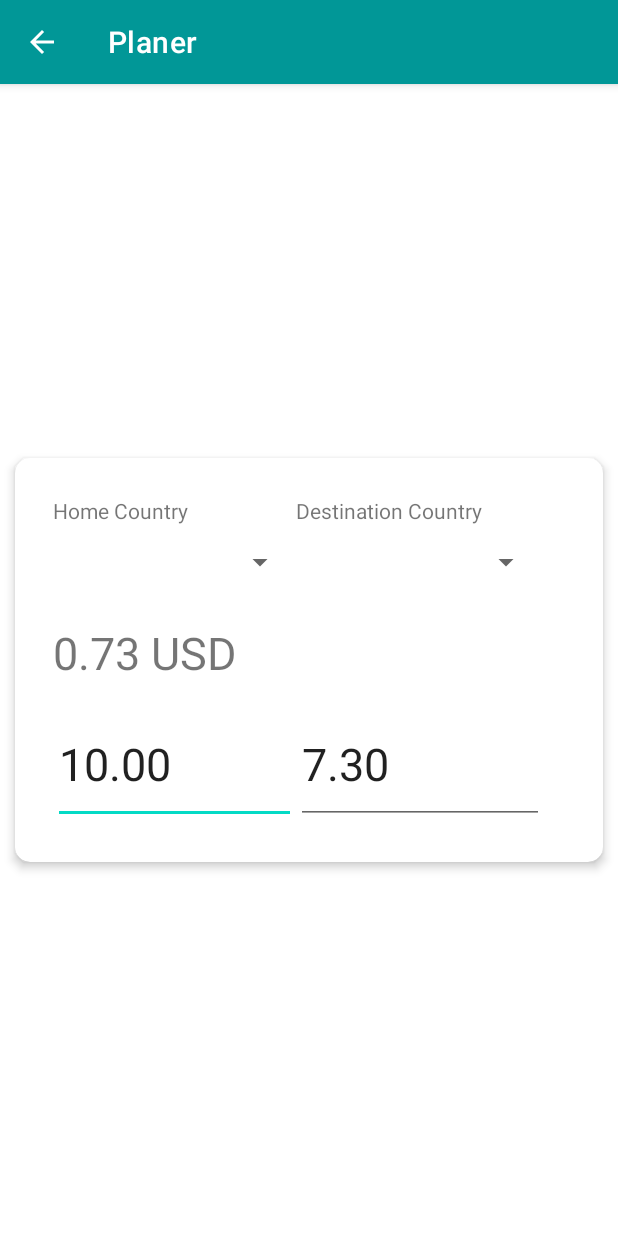
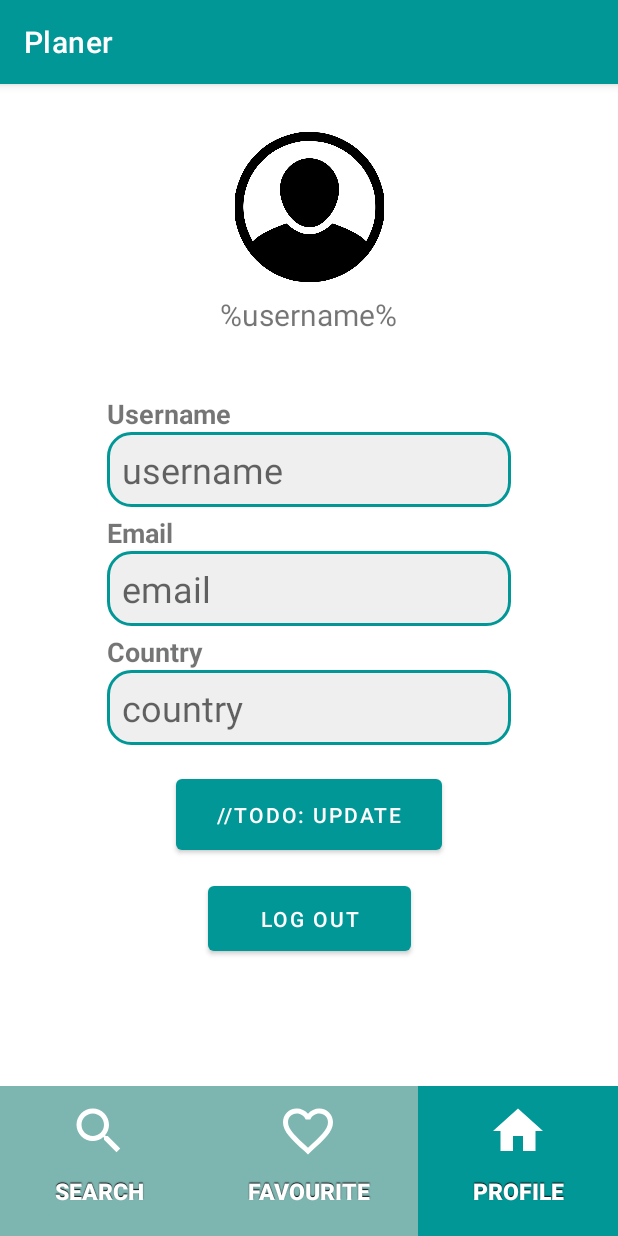
Before and after one commit to sehyun-kelly/Android-Java-Planer, an Android app: the screen it shows after launch once a user with an empty profile is signed in (CurrencyConverterActivity before the commit, SearchActivity after it), after a tap on "PROFILE", on a phone screen of 412 x 824 dp. Run offline under Robolectric (Android 15) with nearby library versions, the phone set to English and light mode, and no system bars; our stand-ins replace Firebase (no records; nobody signed in at launch, a user with empty details on screens opened directly); 1 statement that could not run was skipped.

Commit message:
Convert Profile to Fragment

```diff
--- a/app/src/main/java/com/example/planer/MainActivity.java
+++ b/app/src/main/java/com/example/planer/MainActivity.java
@@ -73,4 +73,7 @@ public class MainActivity extends AppCompatActivity {
     public boolean validateForm(String username, String password) {
         return !username.isEmpty() && !password.isEmpty();
     }
+
+    @Override
+    public void onBackPressed() {}
 }
--- /dev/null
+++ b/app/src/main/java/com/example/planer/ProfileFragment.java
@@ -0,0 +1,21 @@
+package com.example.planer;
+
+import androidx.fragment.app.Fragment;
+
+import android.content.Intent;
+import android.os.Bundle;
+import android.view.LayoutInflater;
+import android.view.View;
+import android.view.ViewGroup;
+
+import com.google.firebase.auth.FirebaseAuth;
+
+public class ProfileFragment extends Fragment {
+
+    @Override
+    public View onCreateView(LayoutInflater inflater, ViewGroup container,
+                             Bundle savedInstanceState) {
+
+        return inflater.inflate(R.layout.fragment_profile, container, false);
+    }
+}
--- a/app/src/main/java/com/example/planer/RegisterActivity.java
+++ b/app/src/main/java/com/example/planer/RegisterActivity.java
@@ -27,6 +27,7 @@ import java.util.Map;
 
 public class RegisterActivity extends AppCompatActivity {
 
+    static final String TAG = "Android";
     private FirebaseAuth mAuth;
 
     String country = "";
--- a/app/src/main/java/com/example/planer/SearchActivity.java
+++ b/app/src/main/java/com/example/planer/SearchActivity.java
@@ -15,6 +15,7 @@ import android.widget.Button;
 import android.widget.Spinner;
 
 import com.example.planer.data.CountryDriver;
+import com.google.firebase.auth.FirebaseAuth;
 
 import java.util.ArrayList;
 
@@ -81,16 +82,11 @@ public class SearchActivity extends AppCompatActivity {
         });
 
         profileBtn.setOnClickListener(v -> {
-            Intent intent = new Intent(this, CurrencyConverterActivity.class);
-            startActivity(intent);
-
-
-//            //TODO: Profile fragment
-//            fragmentManager.beginTransaction()
-//                    .replace(R.id.page_fragment, new Fragment(), "currentFragment")
-//                    .addToBackStack(null)
-//                    .commit();
-//            buttonFocusedEffect(profileBtn);
+            fragmentManager.beginTransaction()
+                    .replace(R.id.page_fragment, new ProfileFragment(), "currentFragment")
+                    .addToBackStack(null)
+                    .commit();
+            buttonFocusedEffect(profileBtn);
         });
     }
 
@@ -112,4 +108,10 @@ public class SearchActivity extends AppCompatActivity {
 
         button.setBackgroundColor(getResources().getColor(R.color.turquoise, theme));
     }
+
+    public void logout(View view) {
+        FirebaseAuth.getInstance().signOut();
+        Intent intent = new Intent(this, MainActivity.class);
+        startActivity(intent);
+    }
 }
--- a/app/src/main/res/layout/activity_profile_page.xml
+++ b/app/src/main/res/layout/fragment_profile.xml
@@ -4,12 +4,12 @@
     xmlns:tools="http://schemas.android.com/tools"
     android:layout_width="match_parent"
     android:layout_height="match_parent"
-    tools:context=".ProfilePage">
+    tools:context=".ProfileFragment">
 
     <ImageView
         android:id="@+id/profilePic"
-        android:layout_width="155dp"
-        android:layout_height="146dp"
+        android:layout_width="110dp"
+        android:layout_height="100dp"
         android:layout_marginTop="32dp"
         app:layout_constraintEnd_toEndOf="parent"
         app:layout_constraintStart_toStartOf="parent"
@@ -23,7 +23,7 @@
         android:layout_marginTop="8dp"
         android:text="@string/usernamePlaceholder"
         android:textAlignment="center"
-        android:textSize="40sp"
+        android:textSize="20sp"
         app:layout_constraintEnd_toEndOf="parent"
         app:layout_constraintHorizontal_bias="0.495"
         app:layout_constraintStart_toStartOf="parent"
```
Also changed, not shown: app/src/main/AndroidManifest.xml (+0 -8 lines), app/src/main/java/com/example/planer/ProfilePage.java (deleted, +0 -27 lines). Lines whose indentation alone changed are shown as unchanged.
